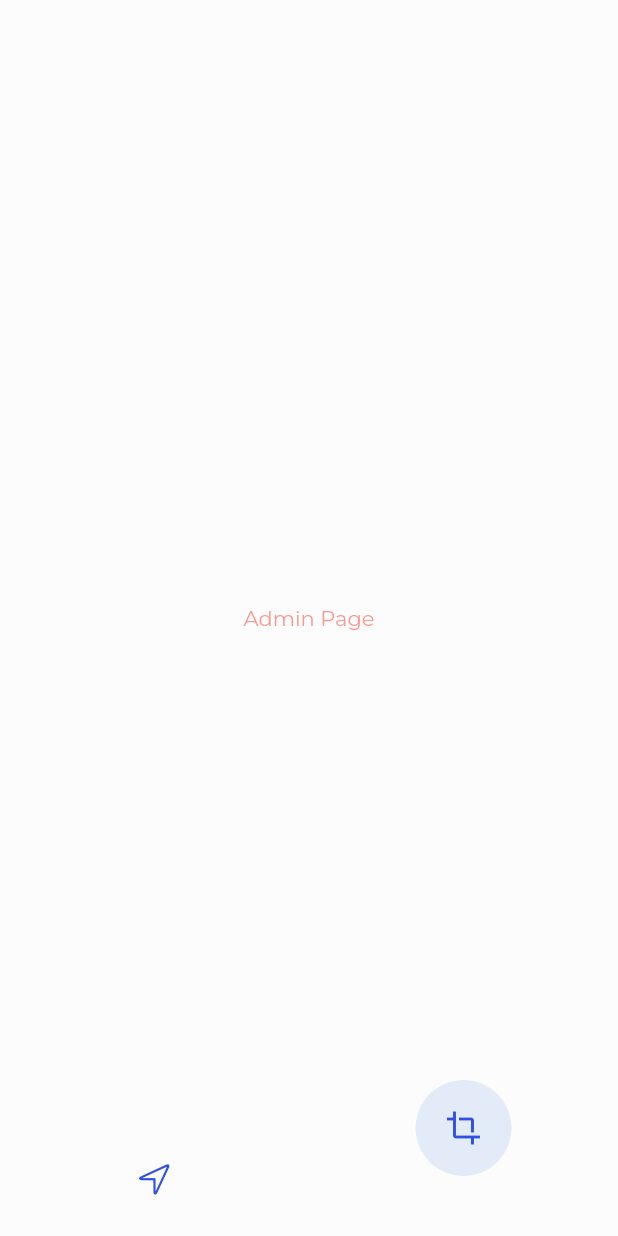
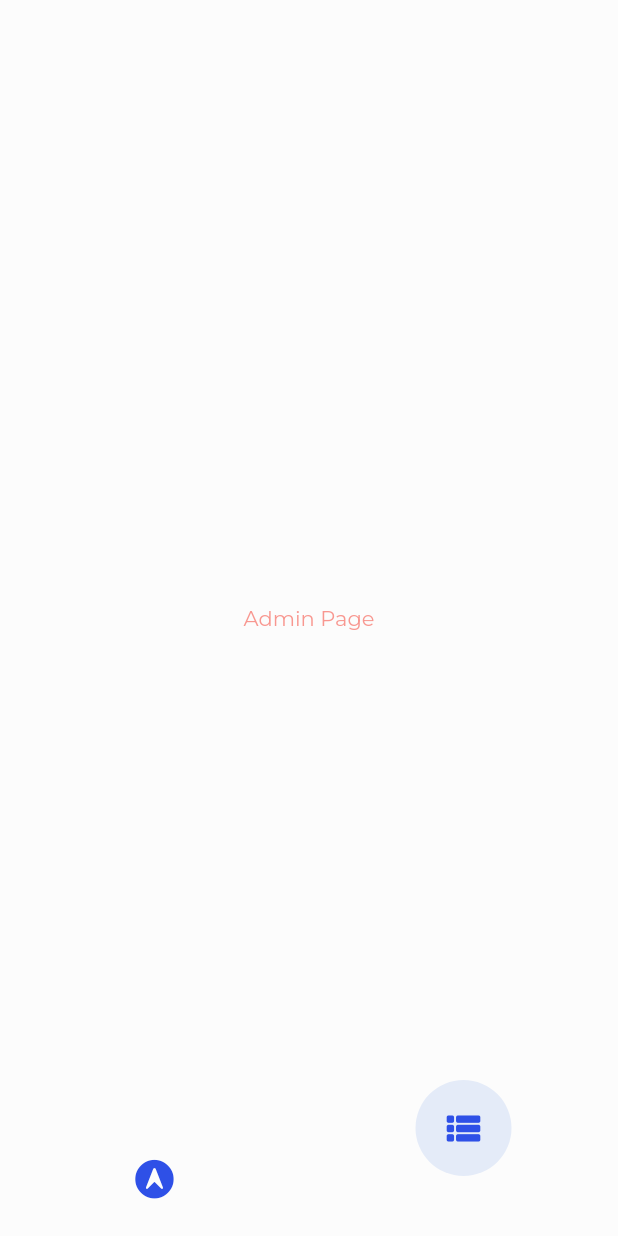
Before and after one commit to azrahel98/deliveryApp, a Flutter app: the screen it shows after launch, item 2 of the bottom bar chosen, on a phone screen of 412 x 824 dp. Run offline on Flutter 3.47's test engine with Material 2 defaults, Android fonts, the phone set to English and light mode, and no system bars; drawn by our look-alikes of curved_navigation_bar; our stand-ins replace fixnum, get, google_fonts, google_maps_flutter, location and 1 more; missing offline and left inert: dart:ffi, grpc, protobuf; statements that could not run were skipped.

Commit message:
change style

```diff
--- a/lib/controllers/Loading.dart
+++ b/lib/controllers/Loading.dart
@@ -8,18 +8,33 @@ class LoadingController extends GetxController {
   bool isloading = false;
 
   Future<void> _checkPermiss() async {
-    Future.delayed(Duration(seconds: 3));
     var status = await Permission.location.status;
     if (status.isGranted) {
       isloading = true;
       Get.offAndToNamed(AppRoutes.HomePage);
     }
-    var rst = await Permission.location.request();
+  }
 
-    if (rst.isPermanentlyDenied) {
-      await openAppSettings();
-      update();
-    }
+  checkPermiss() {
+    Timer.periodic(
+      Duration(
+        seconds: 2,
+      ),
+      (timer) async {
+        print("Checando permisos");
+        var status = await Permission.location.status;
+        if (status.isGranted || status.isLimited) {
+          Get.offAndToNamed(AppRoutes.HomePage);
+          timer.cancel();
+        }
+      },
+    );
+  }
+
+  @override
+  void onInit() {
+    checkPermiss();
+    super.onInit();
   }
 
   @override
--- a/lib/controllers/map.dart
+++ b/lib/controllers/map.dart
@@ -2,6 +2,7 @@ import 'dart:async';
 import 'package:app1/services/api/grpc.dart';
 import 'package:app1/widgets/map/modal/modal.dart';
 import 'package:flutter/material.dart';
+import 'package:flutter/services.dart';
 import 'package:get/get.dart';
 import 'package:google_maps_flutter/google_maps_flutter.dart';
 import 'package:location/location.dart';
@@ -9,6 +10,7 @@ import 'package:location/location.dart';
 class MapController extends GetxController {
   Completer<GoogleMapController> _controller = Completer.sync();
 
+  bool locenable = false;
   GoogleMapController? _mapController;
   GoogleMapController? get mcontroller => _mapController;
   Location _location = Location();
@@ -22,20 +24,15 @@ class MapController extends GetxController {
       _controller.complete(controller);
     }
     _mapController = controller;
+    await _checkPermiss();
+    final style =
+        await rootBundle.loadString("assets/stylemaps/uberligth.json");
+    _mapController?.setMapStyle(style);
   }
 
   _checkPermiss() async {
     bool enabl = await _location.serviceEnabled();
-    if (!enabl) {
-      Get.snackbar(
-        "GPS DESHABILITADO", // title
-        "Activa el Gps para poder Acceder atu Ubicacion", // message
-        icon: Icon(Icons.location_disabled_sharp),
-        backgroundColor: Colors.red,
-        isDismissible: false,
-        snackStyle: SnackStyle.FLOATING,
-      );
-    }
+    locenable = enabl;
   }
 
   _updateInitLocation() {
@@ -50,8 +47,10 @@ class MapController extends GetxController {
           cameraPosition = CameraPosition(
               target: LatLng(location.latitude!, location.longitude!),
               zoom: 14);
-          _mapController?.animateCamera(CameraUpdate.newLatLngZoom(
+          await _mapController?.animateCamera(CameraUpdate.newLatLngZoom(
               LatLng(location.latitude!, location.longitude!), 15));
+          locenable = true;
+          update();
           timer.cancel();
         }
       },
@@ -88,14 +87,8 @@ class MapController extends GetxController {
   void onInit() async {
     await ServerRemote.ubicacionesAlxClien(marker);
     update();
+
     _updateInitLocation();
     super.onInit();
   }
-
-  @override
-  void onReady() async {
-    await _checkPermiss();
-
-    super.onReady();
-  }
 }
--- a/lib/pages/Home.dart
+++ b/lib/pages/Home.dart
@@ -25,8 +25,8 @@ class HomePage extends StatelessWidget {
                 alignment: Alignment.bottomCenter,
                 child: CurvedNavigationBar(
                   items: [
-                    MenuButton(icon: CupertinoIcons.location),
-                    MenuButton(icon: Icons.crop_outlined),
+                    MenuButton(icon: CupertinoIcons.location_circle_fill),
+                    MenuButton(icon: Icons.view_list_rounded),
                   ],
                   index: _.tabindex,
                   onTap: _.changeTab,
--- a/lib/pages/dashboard.dart
+++ b/lib/pages/dashboard.dart
@@ -1,5 +1,3 @@
-import 'package:app1/widgets/map/marker/customMarker.dart';
-
 import 'package:flutter/cupertino.dart';
 import 'package:flutter/material.dart';
 
--- a/lib/widgets/menu/menuButton.dart
+++ b/lib/widgets/menu/menuButton.dart
@@ -9,6 +9,7 @@ class MenuButton extends StatelessWidget {
       icon: Icon(
         icon,
         color: Color(0xFF2E50E7),
+        size: 30,
       ),
       onPressed: null,
     );
--- a/pubspec.yaml
+++ b/pubspec.yaml
@@ -57,6 +57,7 @@ flutter:
   # To add assets to your application, add an assets section, like this:
   assets:
     - assets/
+    - assets/stylemaps/
   #   - images/a_dot_ham.jpeg
 
   # An image asset can refer to one or more resolution-specific "variants", see
```
Also changed, not shown: assets/stylemaps/uberligth.json (added, +71 -0 lines), lib/pages/Hmap.dart (+39 -1 lines), lib/pages/Loading.dart (+24 -3 lines).
